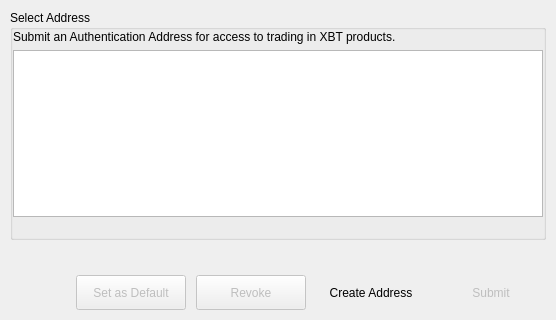
The window that BlockSettleUILib/AuthAddressDialog.ui (BlockSettle/terminal) describes before a commit, drawn with Qt 5.
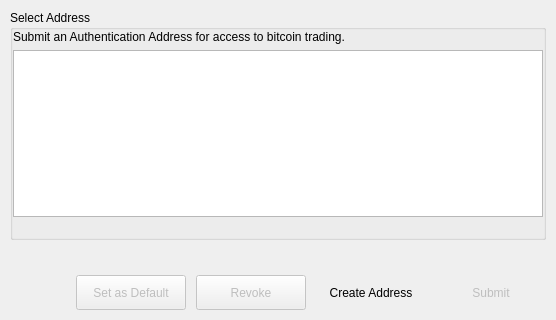
The same window after the commit. Icons and pictures are not drawn.

```diff
--- a/BlockSettleUILib/AuthAddressDialog.ui
+++ b/BlockSettleUILib/AuthAddressDialog.ui
@@ -102,7 +102,7 @@
             </sizepolicy>
            </property>
            <property name="text">
-            <string>Submit an Authentication Address for access to trading in XBT products.</string>
+            <string>Submit an Authentication Address for access to bitcoin trading.</string>
            </property>
            <property name="textFormat">
             <enum>Qt::PlainText</enum>
```
